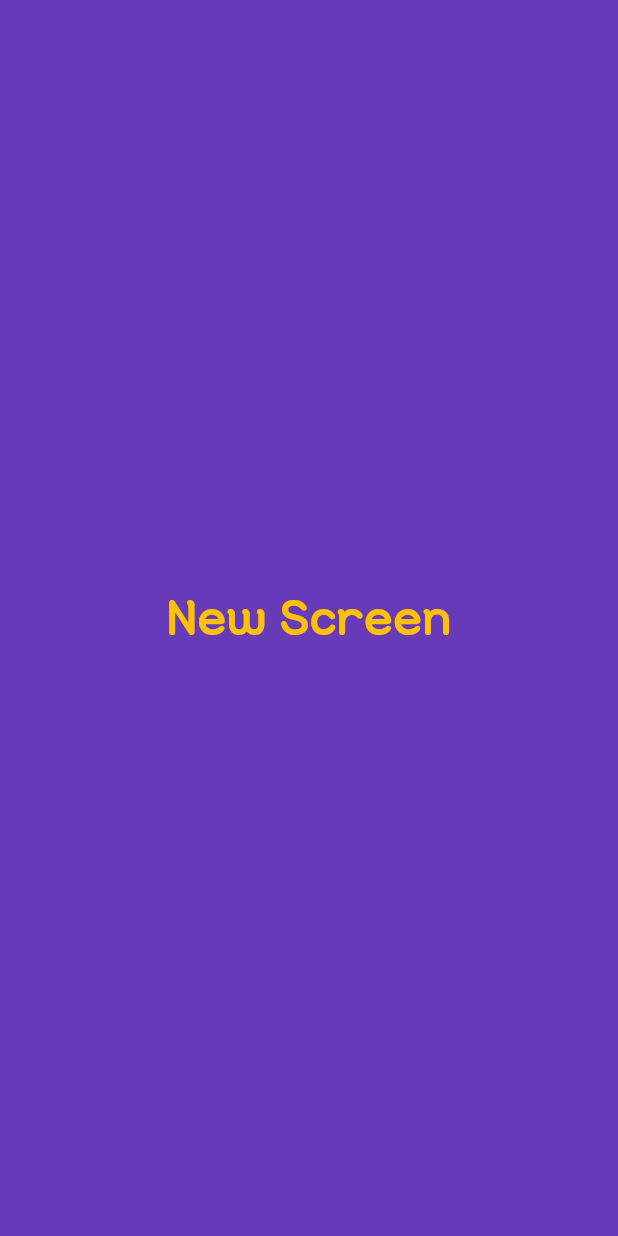
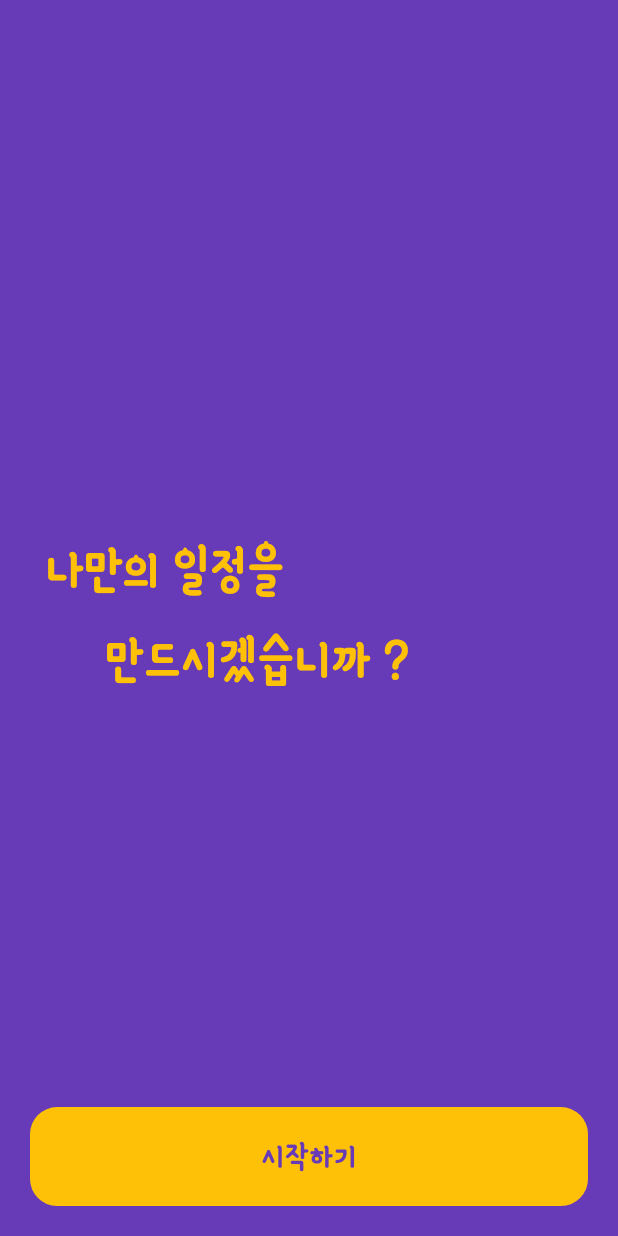
Before and after one commit to boglbbogl/flutter_goffer, a Flutter app: the screen it shows after launch, item 2 of the bottom bar chosen, on a phone screen of 412 x 824 dp. Run offline on Flutter 3.47's test engine with Material 2 defaults, Android fonts, the phone set to English and light mode, and no system bars; our stand-ins replace bloc, get_it, injectable, persistent_bottom_nav_bar.

Commit message:
bloc settings

```diff
--- /dev/null
+++ b/lib/application/cubit/cubit_state.dart
@@ -0,0 +1,6 @@
+part of 'cubit_cubit.dart';
+
+@immutable
+abstract class CubitState {}
+
+class CubitInitial extends CubitState {}
--- a/lib/presentation/create/create_main_page.dart
+++ b/lib/presentation/create/create_main_page.dart
@@ -1,20 +1,62 @@
 import 'package:flutter/material.dart';
 import 'package:flutter_goffer/_constant/widgets/theme.dart';
+import 'package:flutter_goffer/presentation/create/create_date_select_page.dart';
+import 'package:persistent_bottom_nav_bar/persistent-tab-view.dart';
 
 class CreateMainPage extends StatelessWidget {
   const CreateMainPage({Key? key}) : super(key: key);
 
   @override
   Widget build(BuildContext context) {
-    return Container(
-      color: Colors.deepPurple,
-      child: Center(
-        child: Text(
-          'New Screen',
-          style: theme.textTheme.bodyText2!.copyWith(
-              color: Colors.amber, fontWeight: FontWeight.bold, fontSize: 40),
+    return AnimatedSwitcher(
+      duration: const Duration(seconds: 1),
+      child: Scaffold(
+        backgroundColor: Colors.deepPurple,
+        bottomNavigationBar: Padding(
+          padding: const EdgeInsets.only(bottom: 20, right: 20, left: 20),
+          child: InkWell(
+            onTap: () =>
+                pushNewScreen(context, screen: const CreateDateSelectPage()),
+            child: Container(
+              height: size.height * 0.08,
+              decoration: BoxDecoration(
+                  borderRadius: BorderRadius.circular(18), color: Colors.amber),
+              child: Center(
+                  child: Text(
+                '시작하기',
+                style: theme.textTheme.bodyText2!.copyWith(
+                    color: Colors.deepPurple,
+                    fontSize: 25,
+                    fontWeight: FontWeight.bold),
+              )),
+            ),
+          ),
+        ),
+        body: Column(
+          crossAxisAlignment: CrossAxisAlignment.start,
+          mainAxisAlignment: MainAxisAlignment.center,
+          children: [
+            SizedBox(height: size.height * 0.1),
+            titleForm(title: '나만의 일정을', leftPadding: 30, topPadding: 0),
+            titleForm(title: '만드시겠습니까 ?', leftPadding: 70, topPadding: 20),
+          ],
         ),
       ),
     );
   }
+
+  Padding titleForm({
+    required String title,
+    required double leftPadding,
+    required double topPadding,
+  }) {
+    return Padding(
+      padding: EdgeInsets.only(left: leftPadding, top: topPadding),
+      child: Text(
+        title,
+        style: theme.textTheme.bodyText2!.copyWith(
+            color: Colors.amber, fontWeight: FontWeight.bold, fontSize: 40),
+      ),
+    );
+  }
 }
```
Also changed, not shown: lib/application/cubit/cubit_cubit.dart (added, +8 -0 lines), lib/presentation/create/create_date_select_page.dart (added, +16 -0 lines), pubspec.yaml (+9 -6 lines), pubspec.lock.
